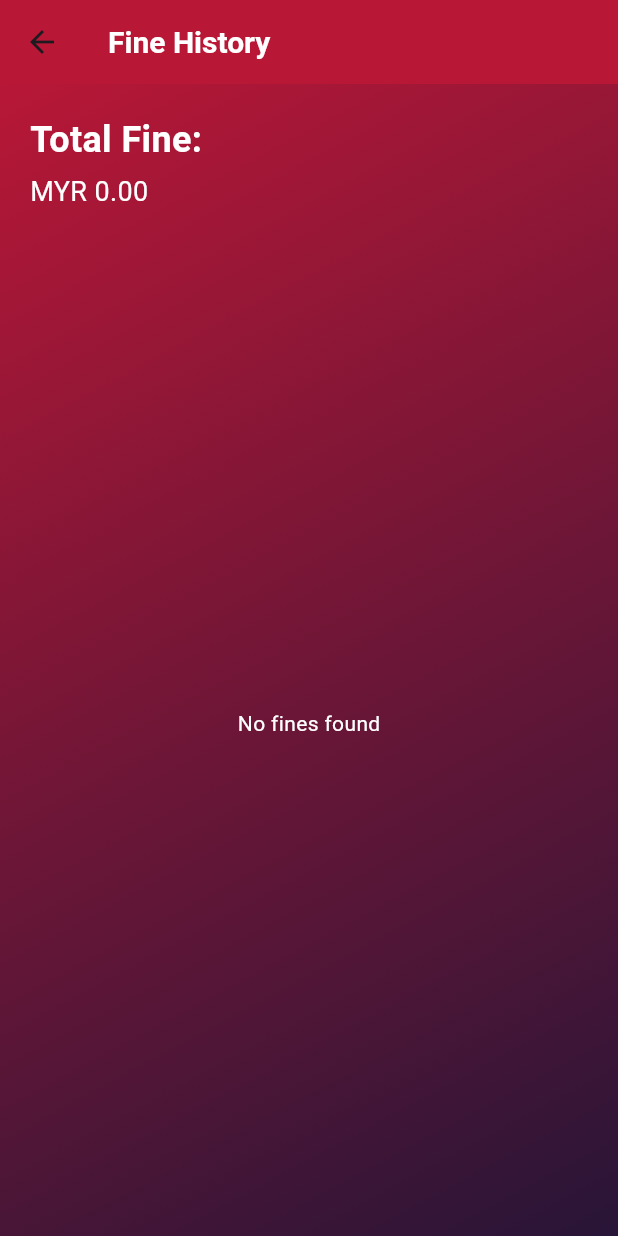
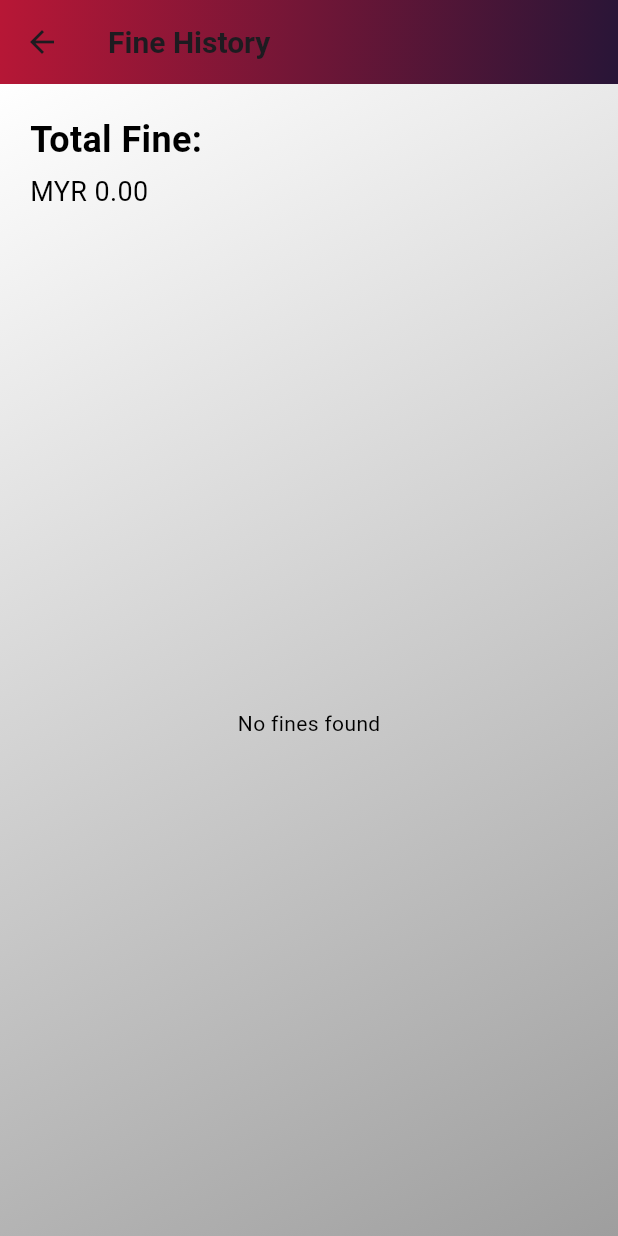
Before and after one commit to NurainNajwa/library_app, a Flutter app: the HomePage screen opened by its route, after a tap on the "money" icon, on a phone screen of 412 x 824 dp. Run offline on Flutter 3.47's test engine with Material 3 defaults, Android fonts, the phone set to English and light mode, and no system bars; our stand-ins replace badges, cloud_firestore, firebase_auth, firebase_core, flutter_local_notifications; accounts and stored records are empty.

```diff
--- a/lib/student/book/fineHistory.dart
+++ b/lib/student/book/fineHistory.dart
@@ -20,18 +20,26 @@ class _FineHistoryPageState extends State<FineHistoryPage> {
           style: TextStyle(
             fontWeight: FontWeight.bold,
             fontSize: 20.0,
-            color: Colors.white,
           ),
         ),
         backgroundColor: const Color(0xffB81736),
+        flexibleSpace: Container(
+          decoration: const BoxDecoration(
+            gradient: LinearGradient(
+              colors: [
+                Color(0xffB81736),
+                Color(0xff281537),
+              ],
+              begin: Alignment.topLeft,
+              end: Alignment.bottomRight,
+            ),
+          ),
+        ),
       ),
       body: Container(
-        decoration: BoxDecoration(
+        decoration: const BoxDecoration(
           gradient: LinearGradient(
-            colors: [
-              const Color(0xffB81736),
-              const Color(0xff281537),
-            ],
+            colors: [Colors.white, Colors.grey],
             begin: Alignment.topLeft,
             end: Alignment.bottomRight,
           ),
@@ -58,7 +66,7 @@ class _FineHistoryPageState extends State<FineHistoryPage> {
                         style: TextStyle(
                           fontSize: 24.0,
                           fontWeight: FontWeight.bold,
-                          color: Colors.white,
+                          color: Colors.black,
                         ),
                       ),
                       SizedBox(height: 5.0),
@@ -66,7 +74,7 @@ class _FineHistoryPageState extends State<FineHistoryPage> {
                         'MYR ${totalFines.toStringAsFixed(2)}',
                         style: TextStyle(
                           fontSize: 18.0,
-                          color: Colors.white,
+                          color: Colors.black,
                         ),
                       ),
                     ],
@@ -86,7 +94,7 @@ class _FineHistoryPageState extends State<FineHistoryPage> {
                     return Center(
                       child: Text(
                         'Error fetching data',
-                        style: TextStyle(color: Colors.white),
+                        style: TextStyle(color: Colors.black),
                       ),
                     );
                   }
@@ -101,7 +109,7 @@ class _FineHistoryPageState extends State<FineHistoryPage> {
                     return Center(
                       child: Text(
                         'No fines found',
-                        style: TextStyle(color: Colors.white),
+                        style: TextStyle(color: Colors.black),
                       ),
                     );
                   }
@@ -116,6 +124,14 @@ class _FineHistoryPageState extends State<FineHistoryPage> {
                         decoration: BoxDecoration(
                           borderRadius: BorderRadius.circular(10.0),
                           color: Colors.white,
+                          boxShadow: [
+                            BoxShadow(
+                              color: Colors.grey.withOpacity(0.5),
+                              spreadRadius: 1,
+                              blurRadius: 5,
+                              offset: Offset(0, 3),
+                            ),
+                          ],
                         ),
                         child: Column(
                           crossAxisAlignment: CrossAxisAlignment.start,
@@ -125,12 +141,16 @@ class _FineHistoryPageState extends State<FineHistoryPage> {
                               style: TextStyle(
                                 fontSize: 18.0,
                                 fontWeight: FontWeight.bold,
+                                color: Colors.black,
                               ),
                             ),
                             SizedBox(height: 5.0),
                             Text(
                               'Fine Amount: MYR ${fine['fineAmount']}',
-                              style: TextStyle(fontSize: 16.0),
+                              style: TextStyle(
+                                fontSize: 16.0,
+                                color: Colors.black,
+                              ),
                             ),
                           ],
                         ),
@@ -146,11 +166,6 @@ class _FineHistoryPageState extends State<FineHistoryPage> {
     );
   }
 
-  String _formatDate(Timestamp timestamp) {
-    DateTime date = timestamp.toDate();
-    return '${date.year}-${date.month}-${date.day} at ${date.hour}:${date.minute.toString().padLeft(2, '0')}';
-  }
-
   Future<double> _calculateTotalFines() async {
     QuerySnapshot finesSnapshot = await FirebaseFirestore.instance
         .collection('fines')
--- a/lib/student/homePageScreen.dart
+++ b/lib/student/homePageScreen.dart
@@ -142,12 +142,15 @@ class _HomePageState extends State<HomePage> {
           IconButton(
             icon: Icon(Icons.logout),
             onPressed: () {
-              Navigator.push(
+              FirebaseAuth.instance.signOut().then((_) {
+                Navigator.pushAndRemoveUntil(
                   context,
                   MaterialPageRoute(
                     builder: (context) => const welcomeScreen(),
                   ),
+                  (route) => false,
                 );
+              });
             },
           ),
         ],
@@ -181,27 +184,6 @@ class _HomePageState extends State<HomePage> {
                           style: TextStyle(color: Colors.black87, fontSize: 20),
                         ),
                         SizedBox(height: 10.0),
-                        Container(
-                          padding: EdgeInsets.all(5),
-                          decoration: BoxDecoration(
-                            color: Color.fromRGBO(244, 243, 243, 1),
-                            borderRadius: BorderRadius.circular(15),
-                          ),
-                          child: TextField(
-                            decoration: InputDecoration(
-                              border: InputBorder.none,
-                              prefixIcon: Icon(
-                                Icons.search,
-                                color: Colors.black87,
-                              ),
-                              hintText: "Search you're looking for...",
-                              hintStyle: TextStyle(
-                                color: Colors.grey,
-                                fontSize: 15,
-                              ),
-                            ),
-                          ),
-                        ),
                       ],
                     ),
                   ),
@@ -225,12 +207,22 @@ class _HomePageState extends State<HomePage> {
                                 decoration: BoxDecoration(
                                   color: Colors.white,
                                   shape: BoxShape.circle,
+                                  boxShadow: [
+                                    BoxShadow(
+                                      color: Colors.black26,
+                                      blurRadius: 10,
+                                      offset: Offset(0, 5),
+                                    ),
+                                  ],
                                 ),
                                 padding: EdgeInsets.all(20.0),
                                 child: Center(
                                   child: Text(
                                     '$_bookReservationCount',
-                                    style: TextStyle(fontSize: 40.0),
+                                    style: TextStyle(
+                                      fontSize: 40.0,
+                                      fontWeight: FontWeight.bold,
+                                    ),
                                   ),
                                 ),
                               ),
@@ -241,10 +233,24 @@ class _HomePageState extends State<HomePage> {
                                     color: Colors.white, fontSize: 16.0),
                               ),
                               SizedBox(height: 10.0),
-                              Text(
+                              Container(
+                                decoration: BoxDecoration(
+                                  color: Colors.red[100],
+                                  borderRadius: BorderRadius.circular(10),
+                                  boxShadow: [
+                                    BoxShadow(
+                                      color: Colors.black26,
+                                      blurRadius: 10,
+                                      offset: Offset(0, 5),
+                                    ),
+                                  ],
+                                ),
+                                padding: EdgeInsets.all(10),
+                                child: Text(
                                   'Total Fines: MYR $_totalFines',
                                   style: TextStyle(
                                       color: Colors.red, fontSize: 16.0),
+                                ),
                               ),
                             ],
                           );
```
Also changed, not shown: lib/auth/loginScreen.dart (+10 -8 lines), lib/auth/regScreen.dart (+53 -9 lines), lib/librarian/book/FinesListPage.dart (+45 -2 lines), lib/librarian/librarianHomePage.dart (+13 -13 lines). Lines whose indentation alone changed are shown as unchanged.
